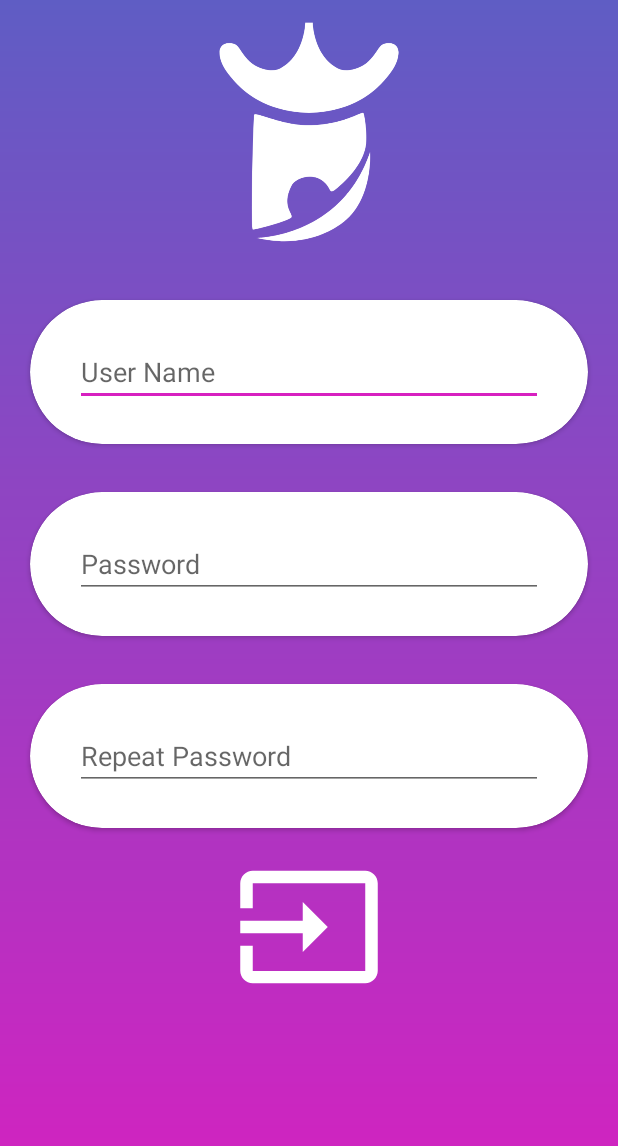
After one commit to osherdavid/Tor-frontend, an Android app: the SigninActivity screen opened directly, with no data from a screen before it, on a phone screen of 412 x 824 dp. The commit adds this screen. Shown: the top 1146 px of the screen. Run offline under Robolectric (Android 15) with nearby library versions, the light colour scheme and no system bars.

Commit message:
Added sign in and made passwords hashes

```diff
--- /dev/null
+++ b/app/src/main/java/com/eph/tor/ui/login/SigninActivity.java
@@ -0,0 +1,194 @@
+package com.eph.tor.ui.login;
+
+import androidx.appcompat.app.AppCompatActivity;
+import androidx.core.content.ContextCompat;
+
+import android.content.Intent;
+import android.graphics.drawable.GradientDrawable;
+import android.os.Bundle;
+import android.os.Handler;
+import android.view.View;
+import android.widget.EditText;
+import android.widget.ImageButton;
+import android.widget.ImageView;
+import android.widget.LinearLayout;
+import android.widget.ProgressBar;
+import android.widget.TextView;
+
+import com.eph.tor.AccountDetails;
+import com.eph.tor.CallBackFunction;
+import com.eph.tor.MainActivity;
+import com.eph.tor.R;
+
+import java.io.IOException;
+
+public class SigninActivity extends AppCompatActivity implements View.OnClickListener, CallBackFunction {
+
+    EditText usernameEditText;
+    EditText passwordEditText;
+    EditText repeatPasswordEditText;
+    ProgressBar loadingProgressBar;
+    TextView usernameErrorText;
+    TextView passwordErrorText;
+    TextView repeatPasswordErrorText;
+    ImageButton signinButton;
+    TextView signinError;
+    AccountDetails accountDetails;
+    ImageView signinSuccess;
+
+    @Override
+    protected void onCreate(Bundle savedInstanceState) {
+        super.onCreate(savedInstanceState);
+        setContentView(R.layout.activity_signin);
+
+        LinearLayout layoutRoot = findViewById(R.id.signin_root_layout);
+
+        GradientDrawable gradientDrawable = new GradientDrawable(
+                GradientDrawable.Orientation.TOP_BOTTOM,
+                new int[] {ContextCompat.getColor(this, R.color.colorPrimary), ContextCompat.getColor(this, R.color.colorAccent)});
+
+        layoutRoot.setBackground(gradientDrawable);
+
+        usernameEditText = findViewById(R.id.username_signin);
+        usernameEditText.requestFocus();
+        passwordEditText = findViewById(R.id.password_signin);
+        repeatPasswordEditText = findViewById(R.id.repeat_password);
+        signinButton = findViewById(R.id.signin);
+        loadingProgressBar = findViewById(R.id.signin_loading);
+        usernameErrorText = findViewById(R.id.username_error_signin);
+        passwordErrorText = findViewById(R.id.password_error_signin);
+        repeatPasswordErrorText = findViewById(R.id.repeat_password_error);
+        signinError = findViewById(R.id.signin_error);
+        signinSuccess = findViewById(R.id.signin_success);
+        signinButton.setOnClickListener(this);
+        accountDetails = null;
+    }
+
+    @Override
+    public void onClick(View view) {
+        switch (view.getId()) {
+            case R.id.signin:
+                try {
+                    SignIn();
+                } catch (IOException e) {
+                    e.printStackTrace();
+                }
+        }
+    }
+
+    @Override
+    public <T> void callback(T... values) {
+        String errorMessage = "";
+        if (values.length == 1) {
+            if (values[0] instanceof IOException) {
+                errorMessage = getResources().getString(R.string.connection_error);
+            }
+        }
+        boolean success = false;
+        if(accountDetails.operation == AccountDetails.Operation.DOES_USER_EXIST){
+            if (values.length == 1) {
+                if (values[0].equals(true)) {
+                    errorMessage = getResources().getString(R.string.user_exists_error);
+                } else {
+                    this.accountDetails.SignIn();
+                    return;
+                }
+            }
+        }
+        else if(accountDetails.operation == AccountDetails.Operation.SGININ) {
+            if (values.length == 1) {
+                if (values[0].equals(true)) {
+                    success = true;
+                } else {
+                    errorMessage = getResources().getString(R.string.signin_error);
+                }
+            }
+        }
+
+        if (success) {
+            runOnUiThread(new Runnable() {
+                @Override
+                public void run() {
+                    loadingProgressBar.setVisibility(View.INVISIBLE);
+                    signinSuccess.setVisibility(View.VISIBLE);
+                }
+            });
+            try {
+                Thread.sleep(1000);
+            } catch (InterruptedException e) {
+                e.printStackTrace();
+            }
+            Intent switchActivityIntent = new Intent(SigninActivity.this, LoginActivity.class);
+            startActivity(switchActivityIntent);
+            finish();
+        }
+        else {
+            System.out.println("Not Verified!");
+            final String finalErrorMessage = errorMessage;
+            if(!errorMessage.equals("")) {
+                runOnUiThread(new Runnable() {
+                    @Override
+                    public void run() {
+                        // Update the user interface
+                        loading(false, finalErrorMessage);
+                    }
+                });
+            }
+            else {
+                runOnUiThread(new Runnable() {
+                    @Override
+                    public void run() {
+                        // Update the user interface
+                        loading(false);
+                    }
+                });
+            }
+        }
+    }
+
+    public void SignIn() throws IOException {
+        signinError.setText("");
+        usernameErrorText.setText("");
+        passwordErrorText.setText("");
+        repeatPasswordErrorText.setText("");
+        String username = usernameEditText.getText().toString();
+        String password = passwordEditText.getText().toString();
+        String repeatPassword = repeatPasswordEditText.getText().toString();
+        if(username.equals("")) {
+            this.usernameErrorText.setText(R.string.enter_username_error);
+            return;
+        }
+        if(password.equals("")) {
+            this.passwordErrorText.setText(R.string.enter_password_error);
+            return;
+        }
+        System.out.println("PASSWORD: " + password);
+        System.out.println("REPEAT PASSWORD: " + repeatPassword);
+        if(!repeatPassword.equals(password)) {
+            this.repeatPasswordErrorText.setText(R.string.password_does_not_match);
+            return;
+        }
+        signAccount(username, password);
+    }
+
+    private void signAccount(String username, String password) {
+        this.accountDetails = new AccountDetails(username, password);
+        this.accountDetails.setCallback(this);
+        this.accountDetails.setCleanup(this);
+        this.accountDetails.doesUserExists();
+        loading(true);
+    }
+
+    private void loading(boolean isLoading, String errorMessage) {
+        this.signinError.setText(errorMessage);
+        loading(isLoading);
+    }
+
+    private void loading(boolean isLoading) {
+        int loading_visibility = isLoading ? View.VISIBLE : View.GONE;
+        int not_loading_visibility = isLoading ? View.GONE : View.VISIBLE;
+        this.loadingProgressBar.setVisibility(loading_visibility);
+        this.signinButton.setVisibility(not_loading_visibility);
+        this.signinError.setVisibility(not_loading_visibility);
+    }
+}
--- /dev/null
+++ b/app/src/main/res/drawable/ic_baseline_check_circle_outline_24.xml
@@ -0,0 +1,5 @@
+<vector android:height="24dp" android:tint="#36FF78"
+    android:viewportHeight="24" android:viewportWidth="24"
+    android:width="24dp" xmlns:android="http://schemas.android.com/apk/res/android">
+    <path android:fillColor="@android:color/white" android:pathData="M16.59,7.58L10,14.17l-3.59,-3.58L5,12l5,5 8,-8zM12,2C6.48,2 2,6.48 2,12s4.48,10 10,10 10,-4.48 10,-10S17.52,2 12,2zM12,20c-4.42,0 -8,-3.58 -8,-8s3.58,-8 8,-8 8,3.58 8,8 -3.58,8 -8,8z"/>
+</vector>
--- /dev/null
+++ b/app/src/main/res/layout/activity_signin.xml
@@ -0,0 +1,220 @@
+<?xml version="1.0" encoding="utf-8"?>
+<LinearLayout xmlns:android="http://schemas.android.com/apk/res/android"
+    xmlns:app="http://schemas.android.com/apk/res-auto"
+    xmlns:tools="http://schemas.android.com/tools"
+    android:id="@+id/signin_root_layout"
+    android:layout_width="match_parent"
+    android:layout_height="match_parent"
+    tools:context=".ui.login.SigninActivity">
+    <ScrollView
+        android:layout_width="fill_parent"
+        android:layout_height="fill_parent"
+        app:layout_constraintBottom_toBottomOf="parent"
+        app:layout_constraintEnd_toEndOf="parent"
+        app:layout_constraintEnd_toStartOf="parent"
+        app:layout_constraintStart_toStartOf="parent"
+        app:layout_constraintTop_toTopOf="parent">
+        <androidx.constraintlayout.widget.ConstraintLayout
+            android:layout_width="match_parent"
+            android:layout_height="match_parent">
+            <ImageButton
+                android:id="@+id/signin"
+                android:layout_width="wrap_content"
+                android:layout_height="wrap_content"
+                android:layout_gravity="start"
+                android:layout_marginStart="48dp"
+                android:layout_marginTop="16dp"
+                android:layout_marginEnd="48dp"
+                android:enabled="true"
+                android:src="@drawable/ic_baseline_input_24"
+                android:background="@null"
+                app:layout_constraintEnd_toEndOf="parent"
+                app:layout_constraintStart_toStartOf="parent"
+                app:layout_constraintTop_toBottomOf="@+id/signin_error" />
+
+            <ProgressBar
+                android:id="@+id/signin_loading"
+                android:layout_width="wrap_content"
+                android:layout_height="wrap_content"
+                android:layout_gravity="center"
+                android:layout_marginStart="32dp"
+                android:layout_marginTop="64dp"
+                android:layout_marginEnd="32dp"
+                android:visibility="gone"
+                app:layout_constraintEnd_toEndOf="@+id/repeat_password_signin_cardview"
+                app:layout_constraintStart_toStartOf="@+id/repeat_password_signin_cardview"
+                app:layout_constraintTop_toBottomOf="@id/repeat_password_signin_cardview"
+                android:indeterminateTint="#FFFFFF"
+                android:progressTint="#FFFFFF" />
+
+            <ImageView
+                android:id="@+id/signin_success"
+                android:layout_width="142dp"
+                android:layout_height="98dp"
+                android:layout_gravity="center"
+                android:layout_marginStart="32dp"
+                android:layout_marginTop="16dp"
+                android:layout_marginEnd="32dp"
+                android:indeterminateTint="#FFFFFF"
+                android:progressTint="#FFFFFF"
+                android:src="@drawable/ic_baseline_check_circle_outline_24"
+                android:visibility="gone"
+                app:layout_constraintEnd_toEndOf="@+id/repeat_password_signin_cardview"
+                app:layout_constraintStart_toStartOf="@+id/repeat_password_signin_cardview"
+                app:layout_constraintTop_toBottomOf="@id/repeat_password_signin_cardview" />
+
+            <ImageView
+                android:id="@+id/signin_logo"
+                android:layout_width="148dp"
+                android:layout_height="160dp"
+                android:layout_marginTop="8dp"
+                app:layout_constraintEnd_toEndOf="parent"
+                app:layout_constraintStart_toStartOf="parent"
+                app:layout_constraintTop_toTopOf="parent"
+                app:srcCompat="@drawable/tor_logo_inverse_white" />
+
+            <androidx.cardview.widget.CardView
+                android:id="@+id/username_signin_view"
+                android:layout_width="match_parent"
+                android:layout_height="wrap_content"
+                android:layout_marginTop="32dp"
+                android:padding="10dp"
+                app:cardBackgroundColor="#FFFFFF"
+                app:cardCornerRadius="50dp"
+                app:layout_constraintEnd_toEndOf="parent"
+                app:layout_constraintStart_toStartOf="parent"
+                app:layout_constraintTop_toBottomOf="@+id/signin_logo"
+                android:layout_marginHorizontal="20dp">
+
+                <androidx.constraintlayout.widget.ConstraintLayout
+                    android:layout_width="match_parent"
+                    android:layout_height="match_parent">
+
+                    <EditText
+                        android:id="@+id/username_signin"
+                        android:layout_width="0dp"
+                        android:layout_height="wrap_content"
+                        android:layout_marginHorizontal="30dp"
+                        android:hint="@string/prompt_username"
+                        android:inputType="textEmailAddress"
+                        android:selectAllOnFocus="true"
+                        android:textColor="@color/colorPrimary"
+                        android:focusable="true"
+                        android:focusableInTouchMode="true"
+
+                        app:layout_constraintBottom_toBottomOf="parent"
+                        app:layout_constraintEnd_toEndOf="parent"
+                        app:layout_constraintStart_toStartOf="parent"
+                        app:layout_constraintTop_toTopOf="parent" />
+                    <TextView
+                        android:id="@+id/username_error_signin"
+                        android:layout_width="wrap_content"
+                        android:layout_height="wrap_content"
+                        android:layout_marginTop="6dp"
+                        app:layout_constraintEnd_toEndOf="@+id/username_signin"
+                        app:layout_constraintStart_toStartOf="@+id/username_signin"
+                        app:layout_constraintTop_toBottomOf="@+id/username_signin"
+                        android:textColor="@color/colorError"/>
+                </androidx.constraintlayout.widget.ConstraintLayout>
+            </androidx.cardview.widget.CardView>
+
+
+            <androidx.cardview.widget.CardView
+                android:id="@+id/password_signin_cardview"
+                android:layout_width="match_parent"
+                android:layout_height="wrap_content"
+                android:layout_marginTop="32dp"
+                android:padding="10dp"
+                app:cardBackgroundColor="#FFFFFF"
+                app:cardCornerRadius="50dp"
+                app:layout_constraintEnd_toEndOf="parent"
+                app:layout_constraintStart_toStartOf="parent"
+                app:layout_constraintTop_toBottomOf="@+id/username_signin_view"
+                android:layout_marginHorizontal="20dp">
+
+                <androidx.constraintlayout.widget.ConstraintLayout
+                    android:layout_width="match_parent"
+                    android:layout_height="match_parent">
+
+                    <EditText
+                        android:id="@+id/password_signin"
+                        android:layout_width="0dp"
+                        android:layout_height="wrap_content"
+                        android:hint="@string/prompt_password"
+                        android:inputType="textPassword"
+                        android:selectAllOnFocus="true"
+                        android:textColor="@color/colorPrimary"
+                        android:layout_marginHorizontal="30dp"
+                        app:layout_constraintBottom_toBottomOf="parent"
+                        app:layout_constraintEnd_toEndOf="parent"
+                        app:layout_constraintStart_toStartOf="parent"
+                        app:layout_constraintTop_toTopOf="parent" />
+
+                    <TextView
+                        android:id="@+id/password_error_signin"
+                        android:layout_width="wrap_content"
+                        android:layout_height="wrap_content"
+                        android:layout_marginTop="6dp"
+                        app:layout_constraintEnd_toEndOf="@+id/password_signin"
+                        app:layout_constraintStart_toStartOf="@+id/password_signin"
+                        app:layout_constraintTop_toBottomOf="@+id/password_signin"
+                        android:textColor="@color/colorError"/>
+                </androidx.constraintlayout.widget.ConstraintLayout>
+            </androidx.cardview.widget.CardView>
+            <androidx.cardview.widget.CardView
+                android:id="@+id/repeat_password_signin_cardview"
+                android:layout_width="match_parent"
+                android:layout_height="wrap_content"
+                android:layout_marginTop="32dp"
+                android:padding="10dp"
+                app:cardBackgroundColor="#FFFFFF"
+                app:cardCornerRadius="50dp"
+                app:layout_constraintEnd_toEndOf="parent"
+                app:layout_constraintStart_toStartOf="parent"
+                app:layout_constraintTop_toBottomOf="@+id/password_signin_cardview"
+                android:layout_marginHorizontal="20dp">
+
+                <androidx.constraintlayout.widget.ConstraintLayout
+                    android:layout_width="match_parent"
+                    android:layout_height="match_parent">
+
+                    <EditText
+                        android:id="@+id/repeat_password"
+                        android:layout_width="0dp"
+                        android:layout_height="wrap_content"
+                        android:hint="@string/prompt_repeat_password"
+                        android:imeActionLabel="@string/action_sign_in_short"
+                        android:inputType="textPassword"
+                        android:selectAllOnFocus="true"
+                        android:textColor="@color/colorPrimary"
+                        android:layout_marginHorizontal="30dp"
+                        app:layout_constraintBottom_toBottomOf="parent"
+                        app:layout_constraintEnd_toEndOf="parent"
+                        app:layout_constraintStart_toStartOf="parent"
+                        app:layout_constraintTop_toTopOf="parent" />
+
+                    <TextView
+                        android:id="@+id/repeat_password_error"
+                        android:layout_width="wrap_content"
+                        android:layout_height="wrap_content"
+                        android:layout_marginTop="6dp"
+                        app:layout_constraintEnd_toEndOf="@+id/repeat_password"
+                        app:layout_constraintStart_toStartOf="@+id/repeat_password"
+                        app:layout_constraintTop_toBottomOf="@+id/repeat_password"
+                        android:textColor="@color/colorError"/>
+                </androidx.constraintlayout.widget.ConstraintLayout>
+            </androidx.cardview.widget.CardView>
+            <TextView
+                android:id="@+id/signin_error"
+                android:layout_width="wrap_content"
+                android:layout_height="wrap_content"
+                android:layout_marginTop="8dp"
+                android:gravity="center"
+                android:visibility="gone"
+                android:textColor="@color/colorError"
+                app:layout_constraintEnd_toEndOf="parent"
+                app:layout_constraintStart_toStartOf="parent"
+                app:layout_constraintTop_toBottomOf="@id/repeat_password_signin_cardview" />
+        </androidx.constraintlayout.widget.ConstraintLayout>
+    </ScrollView>
+</LinearLayout>
--- a/app/src/main/res/values/strings.xml
+++ b/app/src/main/res/values/strings.xml
@@ -7,6 +7,7 @@
     <string name="title_activity_login">LoginActivity</string>
     <string name="prompt_username">User Name</string>
     <string name="prompt_password">Password</string>
+    <string name="prompt_repeat_password">Repeat Password</string>
     <string name="action_log_in">Log in</string>
     <string name="action_sign_in">Sign in</string>
     <string name="action_sign_in_short">Sign in</string>
@@ -17,5 +18,8 @@
     <string name="enter_username_error">"You must provide an username"</string>
     <string name="enter_password_error">"You must provide a password"</string>
     <string name="user_invalid">"User name or password are incorrect"</string>
-    <string name="connection_error">"Could not connect to server"</string>
+    <string name="connection_error">"Could not get response from server"</string>
+    <string name="password_does_not_match">"Password does not match"</string>
+    <string name="user_exists_error">"User already exists</string>
+    <string name="signin_error">"Could not sign in</string>
 </resources>
```
Also changed, not shown: app/src/main/AndroidManifest.xml (+8 -5 lines), app/src/main/java/com/eph/tor/AccountDetails.java (+48 -2 lines), app/src/main/java/com/eph/tor/HTTPRequest.java (+40 -3 lines), app/src/main/java/com/eph/tor/ui/login/LoginActivity.java (+18 -10 lines), app/src/main/res/layout/activity_login.xml (+14 -11 lines), 1 other file.
